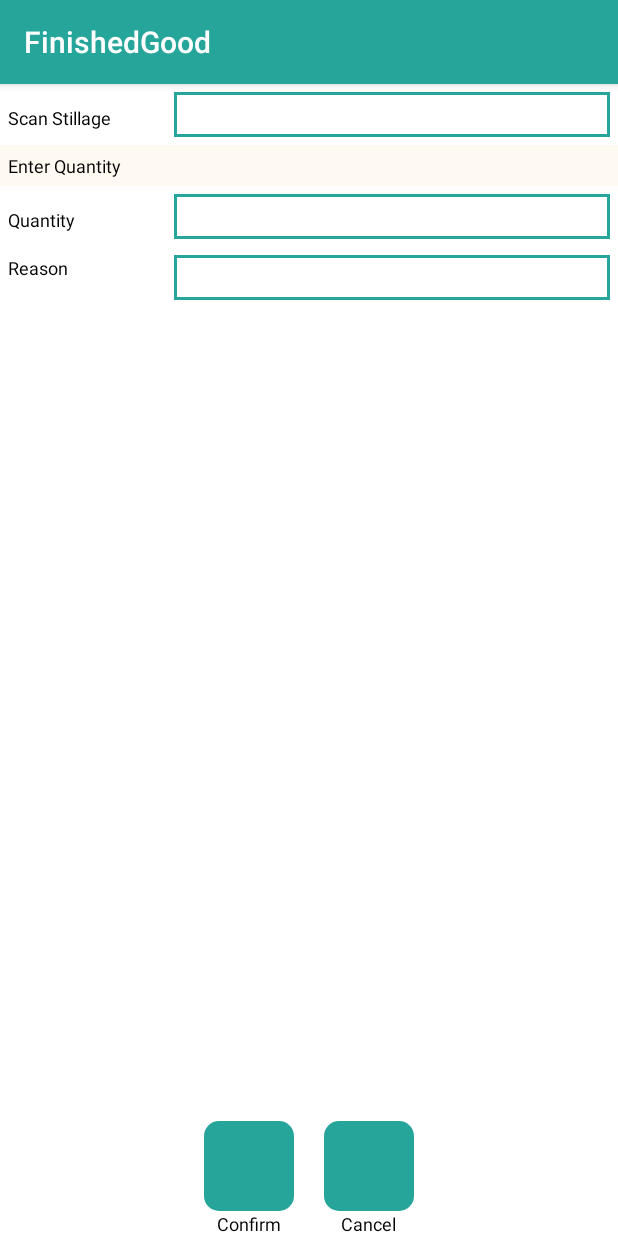
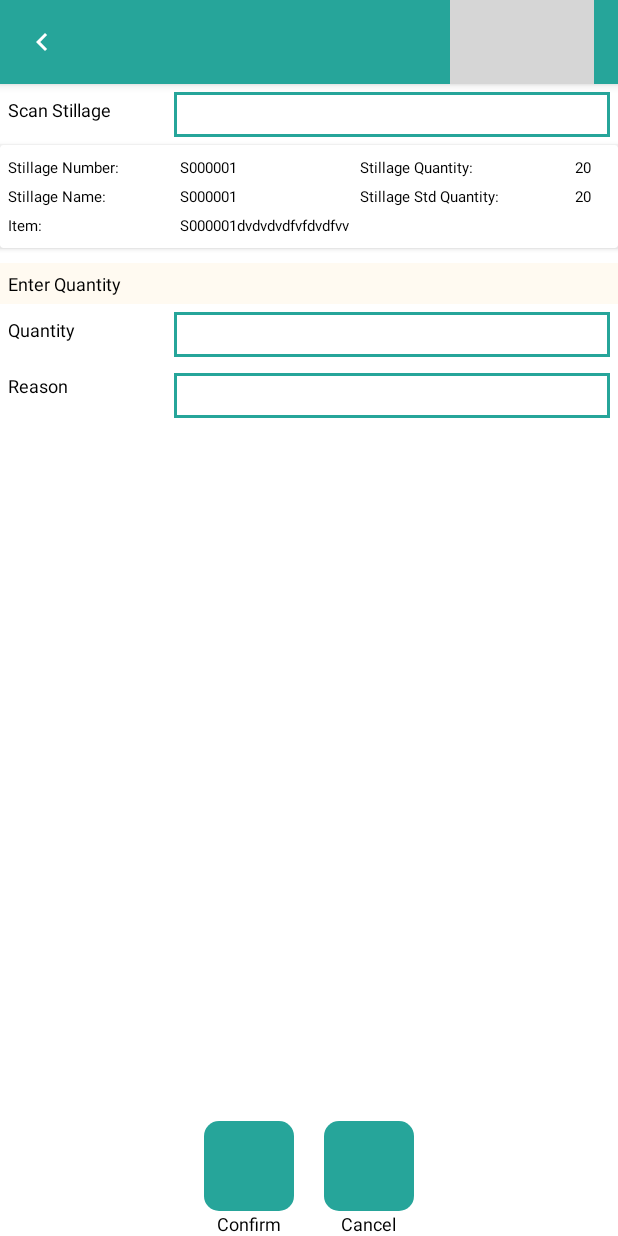
Before and after one commit to aarati-vashisht/NeproFinishedGood, an Android app: the PutAwayActivity screen opened directly, with no data from a screen before it, on a phone screen of 412 x 824 dp. Run offline under Robolectric (Android 15) with nearby library versions, the phone set to English and light mode, and no system bars; our stand-ins replace ButterKnife; grey boxes are pictures that could not be loaded.

Commit message:
Worked on BaseActivity

```diff
--- a/app/src/main/AndroidManifest.xml
+++ b/app/src/main/AndroidManifest.xml
@@ -9,9 +9,9 @@
         android:roundIcon="@mipmap/ic_launcher_round"
         android:supportsRtl="true"
         android:theme="@style/AppTheme">
-        <activity android:name=".counting.CountingActivity"></activity>
-
-        <activity android:name=".putaway.PutAwayActivity"></activity>
+        <activity android:name=".base.BaseActivity"></activity>
+        <activity android:name=".counting.CountingActivity" />
+        <activity android:name=".putaway.PutAwayActivity" />
         <activity android:name=".dashboard.DashBoardAcivity" />
         <activity android:name=".login.LoginActivity" />
         <activity android:name=".splash.SplashActivity">
--- /dev/null
+++ b/app/src/main/java/com/neprofinishedgood/base/BaseActivity.java
@@ -0,0 +1,48 @@
+package com.neprofinishedgood.base;
+
+import android.os.Bundle;
+import android.view.LayoutInflater;
+import android.view.View;
+import android.widget.ImageButton;
+import android.widget.TextView;
+
+import androidx.appcompat.app.AppCompatActivity;
+
+import com.neprofinishedgood.R;
+
+import butterknife.ButterKnife;
+
+public class BaseActivity extends AppCompatActivity implements IBaseInterface {
+    String title;
+    TextView textViewTitle;
+    ImageButton imageButtonBack;
+
+    @Override
+    protected void onCreate(Bundle savedInstanceState) {
+        super.onCreate(savedInstanceState);
+        setActionBarData();
+
+    }
+
+    private void setActionBarData() {
+        LayoutInflater mInflater = LayoutInflater.from(this);
+        View view = mInflater.inflate(R.layout.action_bar_layout, null);
+        textViewTitle = view.findViewById(R.id.textViewTitle);
+        getSupportActionBar().setDisplayShowHomeEnabled(false);
+        getSupportActionBar().setDisplayShowTitleEnabled(false);
+        getSupportActionBar().setCustomView(view);
+        getSupportActionBar().setDisplayShowCustomEnabled(true);
+    }
+
+
+    @Override
+    public void setTitle(String title) {
+        this.title = title;
+        textViewTitle.setText(this.title);
+
+    }
+
+    public void imageButtonBackClick(View view) {
+        finish();
+    }
+}
--- /dev/null
+++ b/app/src/main/java/com/neprofinishedgood/base/IBaseInterface.java
@@ -0,0 +1,5 @@
+package com.neprofinishedgood.base;
+
+public interface IBaseInterface {
+    void setTitle(String title);
+}
--- a/app/src/main/java/com/neprofinishedgood/counting/CountingActivity.java
+++ b/app/src/main/java/com/neprofinishedgood/counting/CountingActivity.java
@@ -2,11 +2,11 @@ package com.neprofinishedgood.counting;
 
 import android.os.Bundle;
 
-import androidx.appcompat.app.AppCompatActivity;
 import androidx.recyclerview.widget.LinearLayoutManager;
 import androidx.recyclerview.widget.RecyclerView;
 
 import com.neprofinishedgood.R;
+import com.neprofinishedgood.base.BaseActivity;
 import com.neprofinishedgood.counting.model.StillageDatum;
 
 import java.util.ArrayList;
@@ -15,7 +15,7 @@ import java.util.List;
 import butterknife.BindView;
 import butterknife.ButterKnife;
 
-public class CountingActivity extends AppCompatActivity {
+public class CountingActivity extends BaseActivity {
     @BindView(R.id.recyclerViewStillage)
     RecyclerView recyclerViewStillage;
 
@@ -24,6 +24,7 @@ public class CountingActivity extends AppCompatActivity {
         super.onCreate(savedInstanceState);
         setContentView(R.layout.activity_counting);
         ButterKnife.bind(this);
+        setTitle("Counting");
         setAdapter();
     }
 
--- a/app/src/main/java/com/neprofinishedgood/dashboard/DashBoardAcivity.java
+++ b/app/src/main/java/com/neprofinishedgood/dashboard/DashBoardAcivity.java
@@ -3,16 +3,15 @@ package com.neprofinishedgood.dashboard;
 import android.content.Intent;
 import android.os.Bundle;
 
-import androidx.appcompat.app.AppCompatActivity;
-
 import com.neprofinishedgood.R;
+import com.neprofinishedgood.base.BaseActivity;
 import com.neprofinishedgood.counting.CountingActivity;
 import com.neprofinishedgood.putaway.PutAwayActivity;
 
 import butterknife.ButterKnife;
 import butterknife.OnClick;
 
-public class DashBoardAcivity extends AppCompatActivity {
+public class DashBoardAcivity extends BaseActivity {
 
 
     @Override
@@ -20,9 +19,9 @@ public class DashBoardAcivity extends AppCompatActivity {
         super.onCreate(savedInstanceState);
         setContentView(R.layout.activity_dash_board_acivity);
         ButterKnife.bind(this);
-        getSupportActionBar().setHomeButtonEnabled(true);
-        getSupportActionBar().setTitle(getResources().getString(R.string.dashbord));
+        setTitle("Dashboard");
     }
+
 
     @OnClick(R.id.linearLayoutCounting)
     public void setlinearLayoutCountingClick() {
@@ -30,7 +29,7 @@ public class DashBoardAcivity extends AppCompatActivity {
     }
 
     @OnClick(R.id.linearLayoutPutAway)
-    public void onLinearLayouPutAwayClick(){
+    public void onLinearLayouPutAwayClick() {
         startActivity(new Intent(this, PutAwayActivity.class));
     }
 }
--- a/app/src/main/java/com/neprofinishedgood/login/LoginActivity.java
+++ b/app/src/main/java/com/neprofinishedgood/login/LoginActivity.java
@@ -9,13 +9,14 @@ import androidx.appcompat.app.AppCompatActivity;
 
 import com.chaos.view.PinView;
 import com.neprofinishedgood.R;
+import com.neprofinishedgood.base.BaseActivity;
 import com.neprofinishedgood.dashboard.DashBoardAcivity;
 
 import butterknife.BindView;
 import butterknife.ButterKnife;
 import butterknife.OnClick;
 
-public class LoginActivity extends AppCompatActivity {
+public class LoginActivity extends BaseActivity {
     @BindView(R.id.buttonLogin)
     Button buttonLogin;
     @BindView(R.id.pinViewLogin)
@@ -40,7 +41,7 @@ public class LoginActivity extends AppCompatActivity {
         } else if (pinViewLogin.getText().toString().equals("1234")) {
             Toast.makeText(this, getString(R.string.login_successfully), Toast.LENGTH_SHORT).show();
             startActivity(new Intent(this, DashBoardAcivity.class));
-            finish();
+            finishAffinity();
             overridePendingTransition(0, 0);
         }
     }
--- a/app/src/main/java/com/neprofinishedgood/putaway/PutAwayActivity.java
+++ b/app/src/main/java/com/neprofinishedgood/putaway/PutAwayActivity.java
@@ -1,12 +1,11 @@
 package com.neprofinishedgood.putaway;
-
-import androidx.appcompat.app.AppCompatActivity;
 
 import android.os.Bundle;
 
 import com.neprofinishedgood.R;
+import com.neprofinishedgood.base.BaseActivity;
 
-public class PutAwayActivity extends AppCompatActivity {
+public class PutAwayActivity extends BaseActivity {
 
     @Override
     protected void onCreate(Bundle savedInstanceState) {
--- /dev/null
+++ b/app/src/main/res/drawable/back_icon.xml
@@ -0,0 +1,5 @@
+<vector android:height="24dp" android:tint="#FFFFFF"
+    android:viewportHeight="24.0" android:viewportWidth="24.0"
+    android:width="24dp" xmlns:android="http://schemas.android.com/apk/res/android">
+    <path android:fillColor="#FF000000" android:pathData="M15.41,7.41L14,6l-6,6 6,6 1.41,-1.41L10.83,12z"/>
+</vector>
--- /dev/null
+++ b/app/src/main/res/layout/action_bar_layout.xml
@@ -0,0 +1,36 @@
+<?xml version="1.0" encoding="utf-8"?>
+<RelativeLayout xmlns:android="http://schemas.android.com/apk/res/android"
+    android:layout_width="match_parent"
+    android:layout_height="50dp"
+    android:background="@color/colorAccent">
+
+    <ImageButton
+        android:id="@+id/imageButtonBack"
+        android:layout_width="wrap_content"
+        android:layout_height="wrap_content"
+        android:layout_alignParentStart="true"
+        android:layout_centerVertical="true"
+        android:background="@drawable/back_icon"
+        android:onClick="imageButtonBackClick"
+        android:foreground="?android:attr/selectableItemBackground" />
+
+    <TextView
+        android:id="@+id/textViewTitle"
+        android:layout_width="match_parent"
+        android:layout_height="wrap_content"
+        android:layout_centerInParent="true"
+        android:layout_gravity="center"
+        android:gravity="center"
+        android:text=""
+        android:textColor="@color/white"
+        android:textSize="15sp" />
+
+    <ImageButton
+        android:layout_width="wrap_content"
+        android:layout_height="wrap_content"
+        android:layout_alignParentEnd="true"
+        android:layout_centerVertical="true"
+        android:background="@drawable/menu_icon"
+        android:foreground="?android:attr/selectableItemBackground" />
+
+</RelativeLayout>
--- a/app/src/main/res/layout/activity_put_away.xml
+++ b/app/src/main/res/layout/activity_put_away.xml
@@ -1,6 +1,5 @@
 <?xml version="1.0" encoding="utf-8"?>
 <LinearLayout xmlns:android="http://schemas.android.com/apk/res/android"
-    xmlns:app="http://schemas.android.com/apk/res-auto"
     xmlns:tools="http://schemas.android.com/tools"
     android:layout_width="match_parent"
     android:layout_height="match_parent"
@@ -31,6 +30,8 @@
             android:background="@drawable/right_side_drawable" />
 
     </LinearLayout>
+
+    <include layout="@layout/stillage_layout" />
 
     <FrameLayout
         android:layout_width="match_parent"
@@ -81,9 +82,9 @@
 
             <LinearLayout
                 android:id="@+id/linearLayoutReason"
-                android:layout_below="@id/linearLayoutQuantity"
                 android:layout_width="match_parent"
                 android:layout_height="wrap_content"
+                android:layout_below="@id/linearLayoutQuantity"
                 android:orientation="horizontal"
                 android:padding="5dp">
 
@@ -109,20 +110,21 @@
                 android:id="@+id/linearLayoutEnterQtyButtons"
                 android:layout_width="match_parent"
                 android:layout_height="wrap_content"
+                android:layout_alignParentBottom="true"
                 android:gravity="center"
-                android:layout_alignParentBottom="true"
                 android:orientation="horizontal">
 
                 <LinearLayout
                     android:layout_width="wrap_content"
                     android:layout_height="wrap_content"
-                    android:orientation="vertical"
-                    android:gravity="center">
+                    android:gravity="center"
+                    android:orientation="vertical">
 
                     <ImageView
                         android:layout_width="60dp"
                         android:layout_height="60dp"
-                        android:src="@drawable/button_ripple_effect"/>
+                        android:src="@drawable/button_ripple_effect" />
+
                     <TextView
                         android:layout_width="wrap_content"
                         android:layout_height="wrap_content"
@@ -134,14 +136,15 @@
                 <LinearLayout
                     android:layout_width="wrap_content"
                     android:layout_height="wrap_content"
-                    android:orientation="vertical"
+                    android:layout_marginStart="20dp"
                     android:gravity="center"
-                    android:layout_marginStart="20dp">
+                    android:orientation="vertical">
 
                     <ImageView
                         android:layout_width="60dp"
                         android:layout_height="60dp"
-                        android:src="@drawable/button_ripple_effect"/>
+                        android:src="@drawable/button_ripple_effect" />
+
                     <TextView
                         android:layout_width="wrap_content"
                         android:layout_height="wrap_content"
@@ -204,20 +207,21 @@
                 android:id="@+id/linearLayoutAssingFltButtons"
                 android:layout_width="match_parent"
                 android:layout_height="wrap_content"
+                android:layout_alignParentBottom="true"
                 android:gravity="center"
-                android:layout_alignParentBottom="true"
                 android:orientation="horizontal">
 
                 <LinearLayout
                     android:layout_width="wrap_content"
                     android:layout_height="wrap_content"
-                    android:orientation="vertical"
-                    android:gravity="center">
+                    android:gravity="center"
+                    android:orientation="vertical">
 
                     <ImageView
                         android:layout_width="60dp"
                         android:layout_height="60dp"
-                        android:src="@drawable/button_ripple_effect"/>
+                        android:src="@drawable/button_ripple_effect" />
+
                     <TextView
                         android:layout_width="wrap_content"
                         android:layout_height="wrap_content"
@@ -229,14 +233,15 @@
                 <LinearLayout
                     android:layout_width="wrap_content"
                     android:layout_height="wrap_content"
-                    android:orientation="vertical"
+                    android:layout_marginStart="20dp"
                     android:gravity="center"
-                    android:layout_marginStart="20dp">
+                    android:orientation="vertical">
 
                     <ImageView
                         android:layout_width="60dp"
                         android:layout_height="60dp"
-                        android:src="@drawable/button_ripple_effect"/>
+                        android:src="@drawable/button_ripple_effect" />
+
                     <TextView
                         android:layout_width="wrap_content"
                         android:layout_height="wrap_content"
--- a/app/src/main/res/values/colors.xml
+++ b/app/src/main/res/values/colors.xml
@@ -1,7 +1,7 @@
 <?xml version="1.0" encoding="utf-8"?>
 <resources>
     <color name="colorPrimary">#26a59a</color>
-    <color name="colorPrimaryDark">#26a59a</color>
+    <color name="colorPrimaryDark">#2DBBAA</color>
     <color name="colorAccent">#26a59a</color>
     <color name="white">#ffffff</color>
     <color name="black">#000000</color>
--- a/app/src/main/res/values/styles.xml
+++ b/app/src/main/res/values/styles.xml
@@ -6,6 +6,8 @@
         <item name="colorPrimary">@color/colorPrimary</item>
         <item name="colorPrimaryDark">@color/colorPrimaryDark</item>
         <item name="colorAccent">@color/colorAccent</item>
+        <item name="android:textSize">5sp</item>
     </style>
 
+
 </resources>
```
